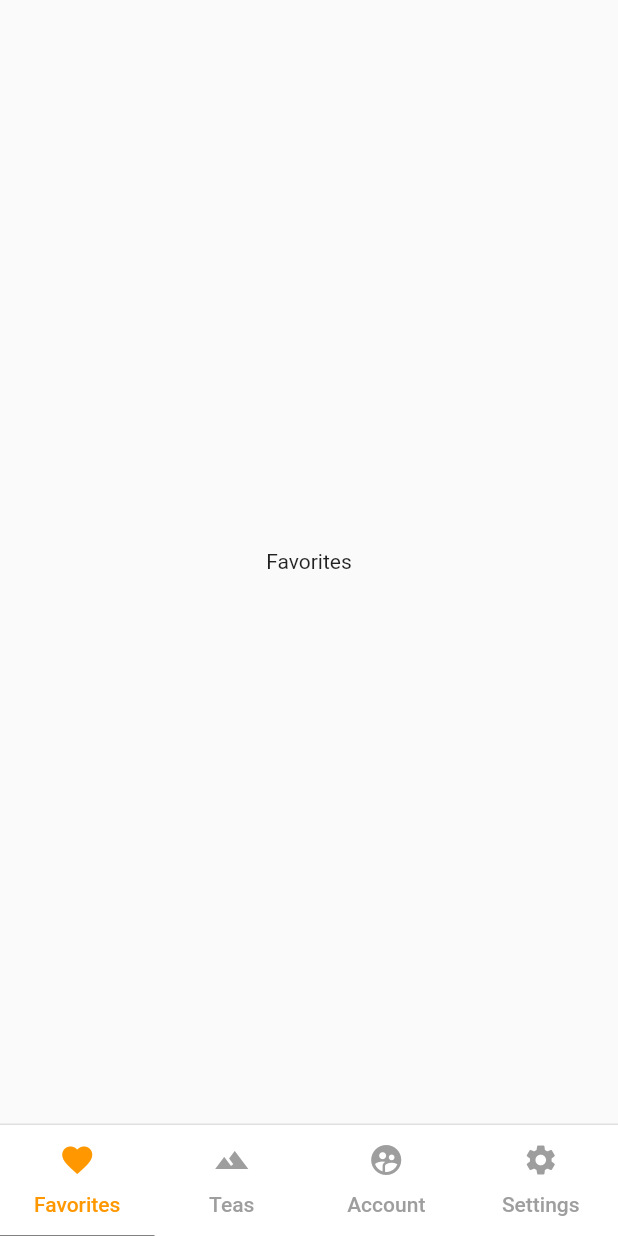
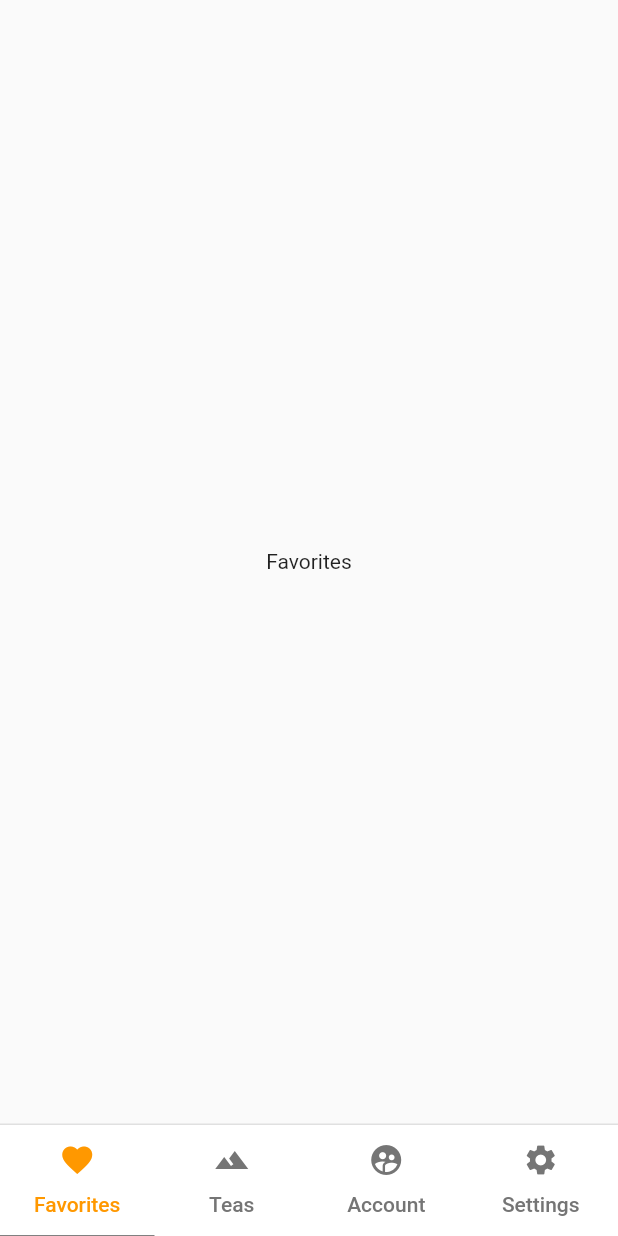
Before and after one commit to franckevva/flutter_tea, a Flutter app: the screen it shows after launch, on a phone screen of 412 x 824 dp. Run offline on Flutter 3.47's test engine with Material 2 defaults, Android fonts, the phone set to English and light mode, and no system bars.

Commit message:
use styles theme

```diff
--- a/lib/components/bottom_navigation.dart
+++ b/lib/components/bottom_navigation.dart
@@ -9,8 +9,8 @@ class BottomNavigation extends StatelessWidget {
   Widget build(BuildContext context) {
     return new Container(
       decoration: BoxDecoration(
-          color: Colors.white,
-          border: Border(top: BorderSide(width: 1.0, color: Colors.grey[300]))),
+          color: Theme.of(context).backgroundColor,
+          border: Border(top: BorderSide(width: 1.0, color: Theme.of(context).dividerColor))),
       child: new TabBar(
         tabs: <Tab>[
           new Tab(
--- a/lib/components/recipes_list_item.dart
+++ b/lib/components/recipes_list_item.dart
@@ -18,11 +18,11 @@ class RecipesListItem extends StatelessWidget {
       ),
       title: new Text(
         'by ${_item.name}',
-        style: TextStyle(fontWeight: FontWeight.w500),
+        style: TextStyle(fontWeight: Theme.of(context).textTheme.title.fontWeight),
       ),
       subtitle: new Text(
         'used ${_item.countOfUsed} times',
-        style: TextStyle(fontStyle: FontStyle.italic),
+        style: Theme.of(context).textTheme.subtitle,
       ),
       trailing: _item.star ? new Icon(Icons.star) : null,
     );
--- a/lib/components/tea_list.dart
+++ b/lib/components/tea_list.dart
@@ -12,15 +12,15 @@ class TeaList extends StatelessWidget {
   Widget build(BuildContext context) {
     return new ListView(
       padding: EdgeInsets.symmetric(vertical: 15.0),
-      children: _buildTeasList(),
+      children: _buildTeasList(context),
     );
   }
 
-  List<Card> _buildTeasList() {
+  List<Card> _buildTeasList(context) {
     return _teaModal
         .map((item) => new Card(
               child: new TeaListItem(item),
-              color: Colors.white,
+              color: Theme.of(context).cardColor,
               margin: EdgeInsets.all(0.25),
               shape: new Border.all(style: BorderStyle.none),
             ))
--- a/lib/components/tea_list_item.dart
+++ b/lib/components/tea_list_item.dart
@@ -18,11 +18,11 @@ class TeaListItem extends StatelessWidget {
         ),
         title: new Text(
           _teaModal.name,
-          style: new TextStyle(fontWeight: FontWeight.w500),
+          style: TextStyle(fontWeight: Theme.of(context).textTheme.title.fontWeight),
         ),
         subtitle: new Text(
           '${_teaModal.receipt.toString()} recipes',
-          style: TextStyle(fontStyle: FontStyle.italic),
+          style: Theme.of(context).textTheme.subtitle,
         ),
         trailing: new Icon(
           Icons.arrow_forward_ios,
--- a/lib/styles.dart
+++ b/lib/styles.dart
@@ -4,18 +4,19 @@ class Styles {
   static ThemeData getMainThemeData() {
     return new ThemeData(
       cardColor: Colors.white,
-      dividerColor: Colors.grey,
+      dividerColor: Colors.grey[300],
       iconTheme: new IconThemeData(color: Colors.black),
       primaryColor: Colors.black,
+      backgroundColor: Colors.white,
       tabBarTheme: new TabBarTheme(
           labelColor: Colors.orange,
-          unselectedLabelColor: Colors.grey,
+          unselectedLabelColor: Colors.grey[600],
           indicator: UnderlineTabIndicator(borderSide: BorderSide(width: 0.0))),
       buttonTheme: ButtonThemeData(textTheme: ButtonTextTheme.accent),
       accentColor: Colors.redAccent,
       textTheme: TextTheme(
-        subtitle: TextStyle(fontStyle: FontStyle.italic),
-        title: TextStyle(fontWeight: FontWeight.bold),
+        subtitle: TextStyle(fontStyle: FontStyle.italic, fontWeight: FontWeight.normal),
+        title: TextStyle(fontWeight: FontWeight.w500),
       ),
     );
   }
```
Also changed, not shown: lib/pages/tea_detail.dart (+4 -4 lines), lib/pages/teas_list.dart (+2 -6 lines).
